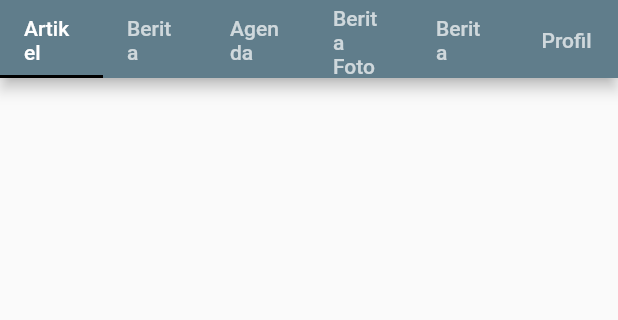
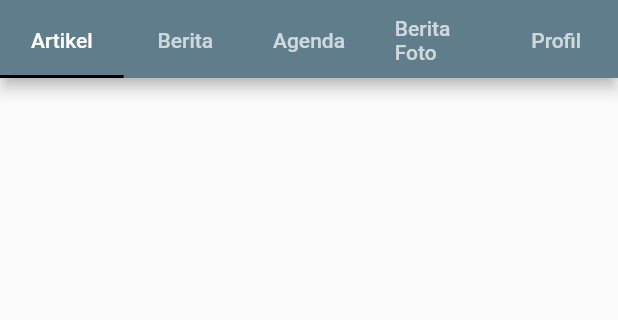
Before and after one commit to hussainsyachnuralam/Buleta, a Flutter app: the screen it shows after launch, on a phone screen of 412 x 824 dp, the part 78-398 px from its top. Run offline on Flutter 3.47's test engine with Material 2 defaults, Android fonts, the light colour scheme and no system bars.

Commit message:
editing maintab

```diff
--- a/buleta_flutter/lib/widgets/maintab.dart
+++ b/buleta_flutter/lib/widgets/maintab.dart
@@ -14,7 +14,6 @@ class _MainTabState extends State<MainTab> with SingleTickerProviderStateMixin {
     Tab(child: Text("Berita")),
     Tab(child: Text("Agenda")),
     Tab(child: Text("Berita Foto")),
-    Tab(child: Text("Berita")),
     Tab(child: Text("Profil")),
   ];
 
@@ -31,7 +30,8 @@ class _MainTabState extends State<MainTab> with SingleTickerProviderStateMixin {
 
   @override
   Widget build(BuildContext context) {
-    return Container(
+    return DefaultTabController(
+      length: 5,
       child: Scaffold(
         appBar: AppBar(
           title: Text(
@@ -71,6 +71,13 @@ class _MainTabState extends State<MainTab> with SingleTickerProviderStateMixin {
             tabs: topTabs,
           ),
         ),
+        // body: TabBarView(controller: _tabController, children: [
+        //   Text("Artikel"),
+        //   Text("Artikel"),
+        //   Text("Artikel"),
+        //   Text("Artikel"),
+        //   Text("Artikel"),
+        // ]),
       ),
     );
   }
```
